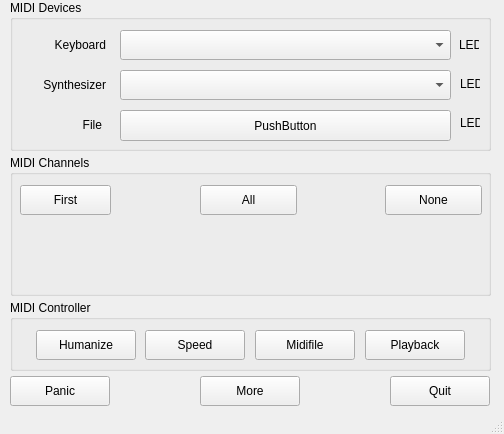
obook/I-like-Chopin, file src/mainwindow.ui: the form before one commit.
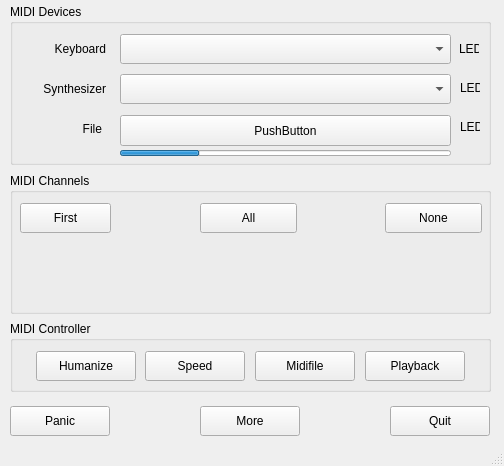
The form after the commit.

Commit message: ProgressBar is back

Patch:
```diff
--- a/src/mainwindow.ui
+++ b/src/mainwindow.ui
@@ -7,7 +7,7 @@
     <x>0</x>
     <y>0</y>
     <width>504</width>
-    <height>434</height>
+    <height>466</height>
    </rect>
   </property>
   <property name="acceptDrops">
@@ -21,7 +21,7 @@
     <property name="geometry">
      <rect>
       <x>390</x>
-      <y>376</y>
+      <y>406</y>
       <width>100</width>
       <height>30</height>
      </rect>
@@ -34,9 +34,9 @@
     <property name="geometry">
      <rect>
       <x>10</x>
-      <y>0</y>
+      <y>4</y>
       <width>481</width>
-      <height>151</height>
+      <height>161</height>
      </rect>
     </property>
     <property name="title">
@@ -153,7 +153,7 @@
      <property name="geometry">
       <rect>
        <x>110</x>
-       <y>110</y>
+       <y>111</y>
        <width>331</width>
        <height>31</height>
       </rect>
@@ -165,12 +165,28 @@
       <string>PushButton</string>
      </property>
     </widget>
+    <widget class="QProgressBar" name="progressBar">
+     <property name="geometry">
+      <rect>
+       <x>110</x>
+       <y>146</y>
+       <width>331</width>
+       <height>6</height>
+      </rect>
+     </property>
+     <property name="value">
+      <number>24</number>
+     </property>
+     <property name="textVisible">
+      <bool>false</bool>
+     </property>
+    </widget>
    </widget>
    <widget class="QGroupBox" name="groupBox_2">
     <property name="geometry">
      <rect>
       <x>10</x>
-      <y>155</y>
+      <y>173</y>
       <width>481</width>
       <height>141</height>
      </rect>
@@ -233,7 +249,7 @@
     <property name="geometry">
      <rect>
       <x>10</x>
-      <y>376</y>
+      <y>406</y>
       <width>100</width>
       <height>30</height>
      </rect>
@@ -246,7 +262,7 @@
     <property name="geometry">
      <rect>
       <x>10</x>
-      <y>300</y>
+      <y>321</y>
       <width>481</width>
       <height>71</height>
      </rect>
@@ -329,7 +345,7 @@
     <property name="geometry">
      <rect>
       <x>200</x>
-      <y>376</y>
+      <y>406</y>
       <width>100</width>
       <height>30</height>
      </rect>
```
Left out of the diff: 6 changed lines with no effect on the pictures. The commit also changes 2 other files.
